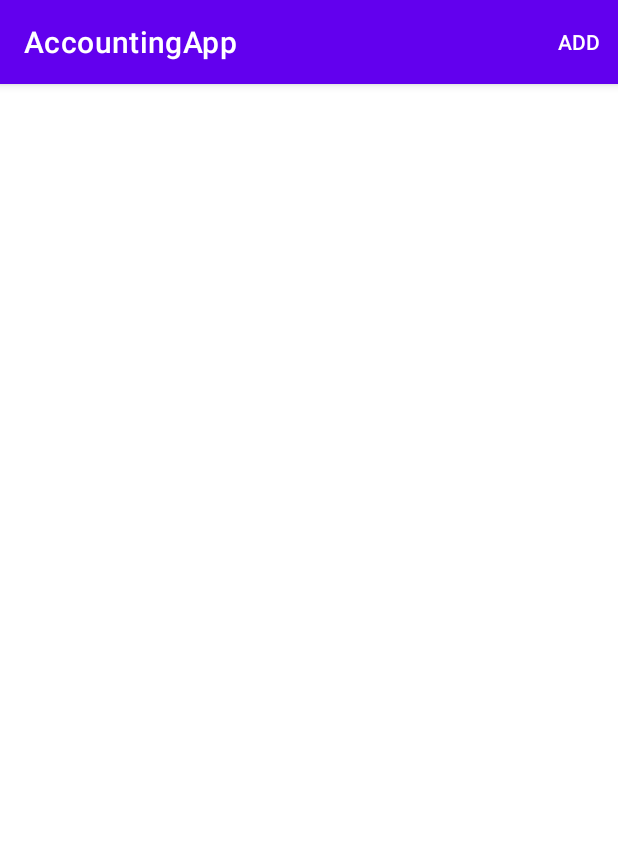
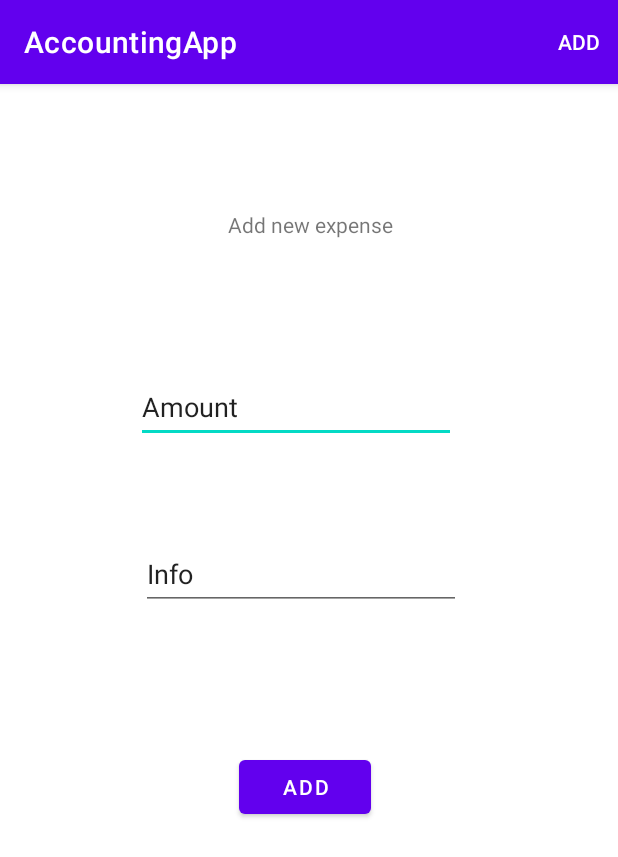
Before and after one commit to nour7/AccountingApp, an Android app: the screen it shows after launch (MainActivity), after a tap on "ADD", on a phone screen of 412 x 824 dp. Shown: the top 857 px of the screen. Run offline under Robolectric (Android 15) with nearby library versions, the phone set to English and light mode, and no system bars; our stand-ins replace Room's generated code, data binding.

Commit message:
WIP, UI is buggy

```diff
--- a/app/src/main/java/com/example/accountingapp/services/BudgetRepository.kt
+++ b/app/src/main/java/com/example/accountingapp/services/BudgetRepository.kt
@@ -1,17 +1,23 @@
 package com.example.accountingapp.services
 
+import com.example.accountingapp.store.database.Record
 import com.example.accountingapp.store.database.RecordsDao
 import kotlinx.coroutines.CoroutineDispatcher
 import kotlinx.coroutines.Dispatchers
 import kotlinx.coroutines.flow.conflate
 import kotlinx.coroutines.flow.flowOn
+import java.util.*
 
 
 class BudgetRepository private constructor(
-    recordsDao: RecordsDao,
+    private val recordsDao: RecordsDao,
     dispatcher: CoroutineDispatcher = Dispatchers.Default
 ) {
     val recordsFlow = recordsDao.getRecords().flowOn(dispatcher).conflate()
+
+    suspend fun query(id: UUID) = recordsDao.query(id)
+    suspend fun addRecord(record: Record) = recordsDao.add(record)
+    suspend fun editRecord(record: Record) = recordsDao.update(record)
 
     companion object {
         @Volatile private var instance: BudgetRepository? = null
--- a/app/src/main/java/com/example/accountingapp/services/Injector.kt
+++ b/app/src/main/java/com/example/accountingapp/services/Injector.kt
@@ -2,12 +2,14 @@ package com.example.accountingapp.services
 
 import android.content.Context
 import com.example.accountingapp.store.database.AppDatabase
+import com.example.accountingapp.ui.add.RecordViewModelFactory
 import com.example.accountingapp.ui.main.MainViewModelFactory
 import kotlinx.coroutines.ExperimentalCoroutinesApi
 
 interface ViewModelFactoryProvider {
     @OptIn(ExperimentalCoroutinesApi::class, kotlinx.coroutines.FlowPreview::class)
     fun provideMainViewModelFactory(context: Context): MainViewModelFactory
+    fun provideAddRecordViewModelFactory(context: Context): RecordViewModelFactory
 }
 
 val Injector: ViewModelFactoryProvider
@@ -32,4 +34,11 @@ private object DefaultViewModelProvider: ViewModelFactoryProvider {
         val repository = getBudgetRepository(context)
         return MainViewModelFactory(repository)
     }
+
+    override fun provideAddRecordViewModelFactory(context: Context): RecordViewModelFactory {
+        val repository = getBudgetRepository(context)
+        return RecordViewModelFactory(repository)
+    }
+
+
 }
--- a/app/src/main/java/com/example/accountingapp/store/database/AppDatabase.kt
+++ b/app/src/main/java/com/example/accountingapp/store/database/AppDatabase.kt
@@ -6,11 +6,10 @@ import androidx.room.Room
 import androidx.room.RoomDatabase
 import androidx.room.TypeConverters
 
-
+@TypeConverters(Convertors::class)
 @Database(
     entities = [Record::class],
     version = 1, exportSchema = false )
-@TypeConverters(Convertors::class)
 abstract class AppDatabase: RoomDatabase() {
     abstract fun recordsDao(): RecordsDao
 
--- a/app/src/main/java/com/example/accountingapp/store/database/RecordsDao.kt
+++ b/app/src/main/java/com/example/accountingapp/store/database/RecordsDao.kt
@@ -11,7 +11,8 @@ data class Record(
     @PrimaryKey @ColumnInfo(name = "id") val recordId: UUID = UUID.randomUUID(),
     val amount: Double,
     val description: String?,
-    val creationDate: Long?
+    val creationDate: Date?,
+    val editDate: Date?
 )
 
 /** Record database DAO
@@ -22,8 +23,11 @@ interface RecordsDao {
     fun getRecords(): Flow<List<Record>>
 
     @Insert(onConflict = OnConflictStrategy.ABORT)
-    suspend fun add(records: Record)
+    suspend fun add(record: Record): Long
 
     @Update
-    suspend fun update(record: Record)
+    suspend fun update(record: Record): Int
+
+    @Query("Select * from records where id = :id limit 1")
+    fun query(id: UUID): Record?
 }
--- /dev/null
+++ b/app/src/main/java/com/example/accountingapp/ui/add/RecordFragment.kt
@@ -0,0 +1,67 @@
+package com.example.accountingapp.ui.add
+
+import android.os.Bundle
+import android.view.LayoutInflater
+import android.view.View
+import android.view.ViewGroup
+import android.widget.Toast
+import androidx.fragment.app.Fragment
+import androidx.fragment.app.viewModels
+import androidx.navigation.fragment.findNavController
+import com.example.accountingapp.databinding.AddRecordFragmentBinding
+import com.example.accountingapp.services.Injector
+import com.example.accountingapp.store.database.Record
+import kotlinx.coroutines.ExperimentalCoroutinesApi
+
+
+class RecordFragment : Fragment() {
+
+    val recordId: String? = null
+
+    companion object {
+        fun newInstance() = RecordFragment()
+    }
+
+    @OptIn(ExperimentalCoroutinesApi::class, kotlinx.coroutines.FlowPreview::class)
+    private val viewModel: RecordViewModel by viewModels {
+        Injector.provideAddRecordViewModelFactory(requireContext())
+    }
+
+
+    override fun onCreateView(
+        inflater: LayoutInflater, container: ViewGroup?,
+        savedInstanceState: Bundle?
+    ): View {
+        val binding = AddRecordFragmentBinding.inflate(inflater, container, false)
+        context ?: return binding.root
+
+        viewModel.uiState.observe(viewLifecycleOwner) { uiState ->
+            if(uiState.errors.isNotEmpty()) {
+                Toast.makeText(requireContext(), "Error ${uiState.errors.last()}", Toast.LENGTH_LONG).show()
+            }
+
+            if(uiState.completed) {
+                findNavController().popBackStack()
+            }
+        }
+
+        if (recordId != null) {
+            viewModel.queryRecord(recordId)
+        }
+
+        viewModel.record.observe(viewLifecycleOwner) { record ->
+            if (record != null) {
+                binding.addExpenseAmount.setText(record.amount.toString())
+                binding.addExpenseInfo.setText(record.description.toString())
+            }
+        }
+
+        binding.addExpenseButton.setOnClickListener {
+            viewModel.addOrEditRecord(viewModel.record.value, binding.addExpenseAmount.text.toString(), binding.addExpenseInfo.text.toString())
+        }
+        return binding.root
+    }
+
+
+
+}
--- a/app/src/main/java/com/example/accountingapp/ui/main/MainFragment.kt
+++ b/app/src/main/java/com/example/accountingapp/ui/main/MainFragment.kt
@@ -1,9 +1,11 @@
 package com.example.accountingapp.ui.main
 
 import android.os.Bundle
+import android.util.Log
 import android.view.*
 import androidx.fragment.app.Fragment
 import androidx.fragment.app.viewModels
+import androidx.navigation.fragment.findNavController
 import com.example.accountingapp.R
 import com.example.accountingapp.databinding.MainFragmentBinding
 import com.example.accountingapp.services.Injector
@@ -38,6 +40,7 @@ class MainFragment : Fragment() {
 
     private fun updateBudgetList(adapter: BudgetAdapter) {
        viewModel.budgetRecords.observe(viewLifecycleOwner) { records ->
+           Log.v("TAG", "records $records")
            adapter.submitList(records)
        }
     }
@@ -58,7 +61,7 @@ class MainFragment : Fragment() {
     }
 
     private fun navigateToAddFragment() {
-
+        findNavController().navigate(R.id.action_mainFragment_to_addRecordFragment)
     }
 
 }
--- /dev/null
+++ b/app/src/main/res/layout/add_record_fragment.xml
@@ -0,0 +1,70 @@
+<?xml version="1.0" encoding="utf-8"?>
+<layout xmlns:android="http://schemas.android.com/apk/res/android"
+    xmlns:app="http://schemas.android.com/apk/res-auto"
+    xmlns:tools="http://schemas.android.com/tools">
+
+    <data>
+
+    </data>
+
+    <androidx.constraintlayout.widget.ConstraintLayout
+        android:id="@+id/frameLayout"
+        android:layout_width="match_parent"
+        android:layout_height="match_parent"
+        tools:context=".ui.add.RecordFragment">
+
+        <EditText
+            android:id="@+id/add_expense_amount"
+            android:layout_width="wrap_content"
+            android:layout_height="wrap_content"
+            android:layout_marginStart="92dp"
+            android:layout_marginTop="88dp"
+            android:layout_marginEnd="109dp"
+            android:ems="10"
+            android:inputType="number"
+            android:minHeight="48dp"
+            android:text="@string/amount"
+            app:layout_constraintEnd_toEndOf="parent"
+            app:layout_constraintStart_toStartOf="parent"
+            app:layout_constraintTop_toBottomOf="@+id/add_record_title" />
+
+        <TextView
+            android:id="@+id/add_record_title"
+            android:layout_width="wrap_content"
+            android:layout_height="wrap_content"
+            android:layout_marginStart="177dp"
+            android:layout_marginTop="84dp"
+            android:layout_marginEnd="176dp"
+            android:text="@string/add_new_expense"
+            app:layout_constraintEnd_toEndOf="parent"
+            app:layout_constraintStart_toStartOf="parent"
+            app:layout_constraintTop_toTopOf="parent" />
+
+        <EditText
+            android:id="@+id/add_expense_info"
+            android:layout_width="wrap_content"
+            android:layout_height="wrap_content"
+            android:layout_marginStart="95dp"
+            android:layout_marginTop="63dp"
+            android:layout_marginEnd="106dp"
+            android:ems="10"
+            android:inputType="textPersonName"
+            android:minHeight="48dp"
+            android:text="@string/info"
+            app:layout_constraintEnd_toEndOf="parent"
+            app:layout_constraintStart_toStartOf="parent"
+            app:layout_constraintTop_toBottomOf="@+id/add_expense_amount" />
+
+        <Button
+            android:id="@+id/add_expense_button"
+            android:layout_width="wrap_content"
+            android:layout_height="wrap_content"
+            android:layout_marginStart="156dp"
+            android:layout_marginTop="94dp"
+            android:layout_marginEnd="161dp"
+            android:text="@string/add"
+            app:layout_constraintEnd_toEndOf="parent"
+            app:layout_constraintStart_toStartOf="parent"
+            app:layout_constraintTop_toBottomOf="@+id/add_expense_info" />
+    </androidx.constraintlayout.widget.ConstraintLayout>
+</layout>
--- a/app/src/main/res/layout/main_activity.xml
+++ b/app/src/main/res/layout/main_activity.xml
@@ -1,7 +1,17 @@
 <?xml version="1.0" encoding="utf-8"?>
 <FrameLayout xmlns:android="http://schemas.android.com/apk/res/android"
+    xmlns:app="http://schemas.android.com/apk/res-auto"
     xmlns:tools="http://schemas.android.com/tools"
     android:id="@+id/container"
     android:layout_width="match_parent"
     android:layout_height="match_parent"
-    tools:context=".MainActivity" />
+    tools:context=".MainActivity" >
+
+    <androidx.fragment.app.FragmentContainerView
+        android:id="@+id/fragmentContainerView"
+        android:name="androidx.navigation.fragment.NavHostFragment"
+        android:layout_width="match_parent"
+        android:layout_height="match_parent"
+        app:defaultNavHost="true"
+        app:navGraph="@navigation/app_navigation" />
+</FrameLayout>
--- a/app/src/main/res/layout/main_fragment.xml
+++ b/app/src/main/res/layout/main_fragment.xml
@@ -15,6 +15,7 @@
 
         <androidx.recyclerview.widget.RecyclerView
             android:id="@+id/budget_list"
+            app:layoutManager="androidx.recyclerview.widget.LinearLayoutManager"
             android:layout_width="409dp"
             android:layout_height="729dp"
             android:layout_marginStart="1dp"
--- /dev/null
+++ b/app/src/main/res/navigation/app_navigation.xml
@@ -0,0 +1,24 @@
+<?xml version="1.0" encoding="utf-8"?>
+<navigation xmlns:android="http://schemas.android.com/apk/res/android"
+    xmlns:app="http://schemas.android.com/apk/res-auto"
+    android:id="@+id/app_navigation"
+    app:startDestination="@id/mainFragment">
+
+    <fragment
+        android:id="@+id/mainFragment"
+        android:name="com.example.accountingapp.ui.main.MainFragment"
+        android:label="MainFragment" >
+        <action
+            android:id="@+id/action_mainFragment_to_addRecordFragment"
+            app:destination="@id/addRecordFragment" />
+        <argument
+            android:name="recordId"
+            app:argType="string"
+            app:nullable="true"
+            android:defaultValue="null" />
+    </fragment>
+    <fragment
+        android:id="@+id/addRecordFragment"
+        android:name="com.example.accountingapp.ui.add.RecordFragment"
+        android:label="AddRecordFragment" />
+</navigation>
--- a/app/src/main/res/values/strings.xml
+++ b/app/src/main/res/values/strings.xml
@@ -1,4 +1,8 @@
 <resources>
     <string name="app_name">AccountingApp</string>
     <string name="add">Add</string>
+    <string name="amount">Amount</string>
+    <string name="add_new_expense">Add new expense</string>
+    <string name="info">Info</string>
+    <string name="save">Save</string>
 </resources>
```
Also changed, not shown: app/build.gradle (+8 -0 lines), app/src/main/java/com/example/accountingapp/extensions/Extensions.kt (added, +11 -0 lines), app/src/main/java/com/example/accountingapp/ui/add/RecordViewModel.kt (added, +79 -0 lines), app/src/main/java/com/example/accountingapp/ui/main/BudgetAdapter.kt (+6 -2 lines), app/src/main/res/layout/list_budget_item.xml (+5 -5 lines), build.gradle (+10 -1 lines).
